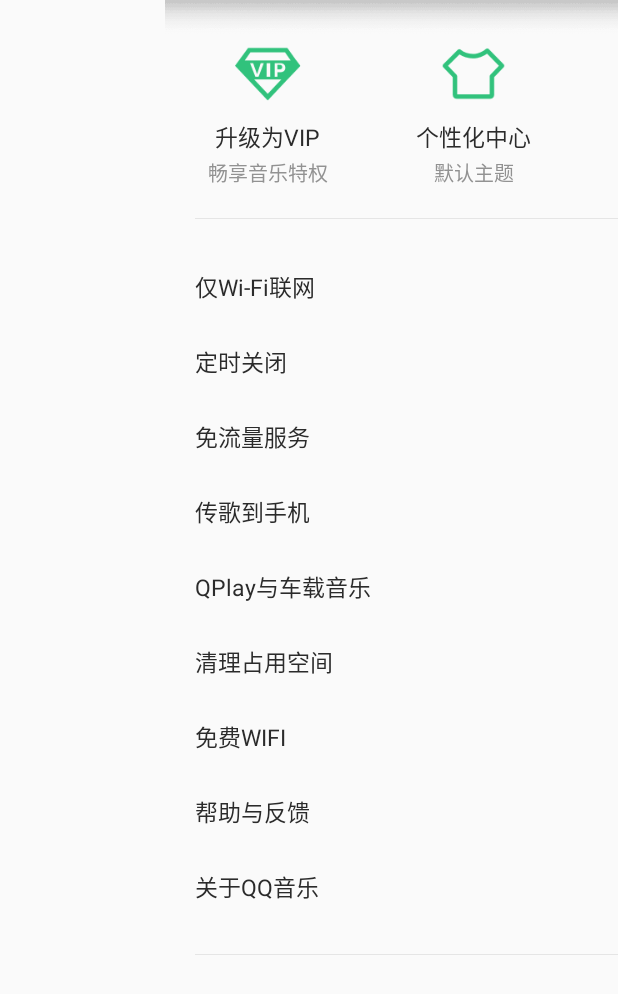
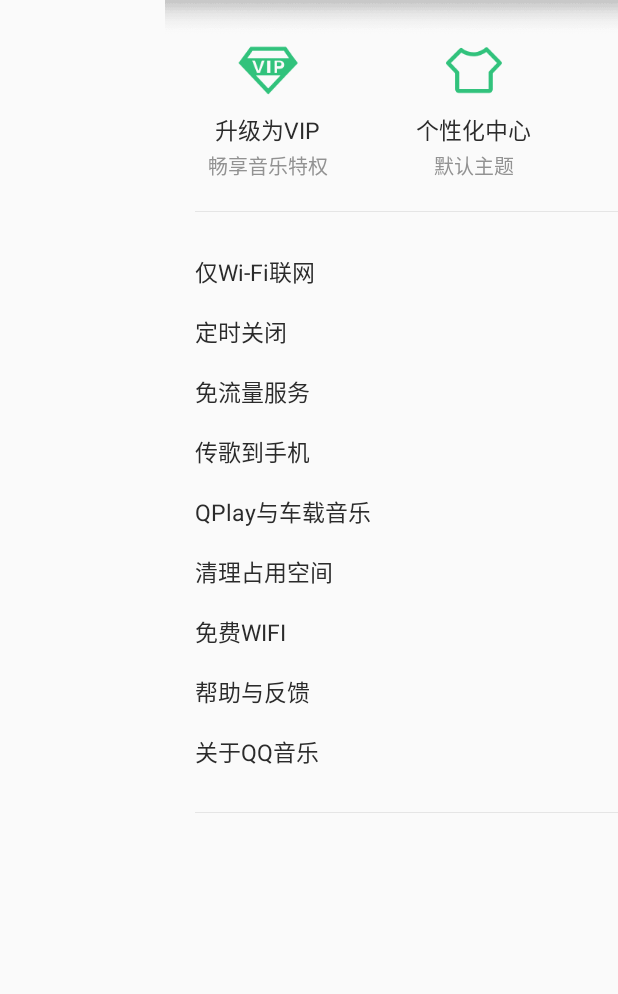
Before and after one commit to IKnowYouKnow/QQMusic-1, an Android app: the MainActivity screen opened directly, with no data from a screen before it, after a tap on "升级为VIP", on a phone screen of 412 x 824 dp. Shown: the top 994 px of the screen. Run offline under Robolectric (Android 15) with nearby library versions, the phone set to English and light mode, and no system bars; our stand-ins replace ButterKnife, CircleImageView; pictures from the network do not load.

Commit message:
左侧菜单

```diff
--- a/app/src/main/java/com/youyan/qqmusic/widget/MySlidingPaneLayout.java
+++ b/app/src/main/java/com/youyan/qqmusic/widget/MySlidingPaneLayout.java
@@ -34,19 +34,25 @@ public class MySlidingPaneLayout extends SlidingPaneLayout {
         switch (ev.getAction()) {
             case MotionEvent.ACTION_DOWN:
                 intercept = false;
+                onTouchEvent(ev);
                 break;
             case MotionEvent.ACTION_MOVE:
+                int currentX = (int) ev.getX();
+                int deltaX = currentX - mLastX;
                 if (mConflictViewPager != null) {
-                    int currentX = (int) ev.getX();
-                    int deltaX = currentX - mLastX;
                     if (deltaX > 0 && mConflictViewPager.getCurrentItem() ==  0) {
                         intercept = true;
+                    } else if (isOpen() && Math.abs(deltaX) > 0) {
+                        intercept = true;
+                    } else {
+                        intercept = false;
                     }
                 } else {
                     intercept = false;
                 }
                 break;
             case MotionEvent.ACTION_UP:
+                onTouchEvent(ev);
                 intercept = false;
                 break;
         }
--- a/app/src/main/res/layout/fragment_mine.xml
+++ b/app/src/main/res/layout/fragment_mine.xml
@@ -7,5 +7,5 @@
     <TextView
         android:layout_width="wrap_content"
         android:layout_height="wrap_content"
-        android:text="@string/maintab_discover"/>
+        android:text="@string/maintab_mine"/>
 </LinearLayout>
--- a/app/src/main/res/values/dimens.xml
+++ b/app/src/main/res/values/dimens.xml
@@ -27,10 +27,10 @@
     <dimen name="minibar_album_size">45dp</dimen>
 
     <dimen name="menu_head_height">90dp</dimen>
-    <dimen name="menu_head_img_size">50dp</dimen>
+    <dimen name="menu_head_img_size">45dp</dimen>
     <dimen name="menu_item_right_w">60dp</dimen>
     <dimen name="menu_item_right_h">35dp</dimen>
-    <dimen name="menu_item_height">50dp</dimen>
+    <dimen name="menu_item_height">40dp</dimen>
 
     <dimen name="margin2">2dp</dimen>
     <dimen name="margin5">5dp</dimen>
```
Also changed, not shown: app/src/main/res/layout/menu_app_recomend.xml (added, +7 -0 lines).
